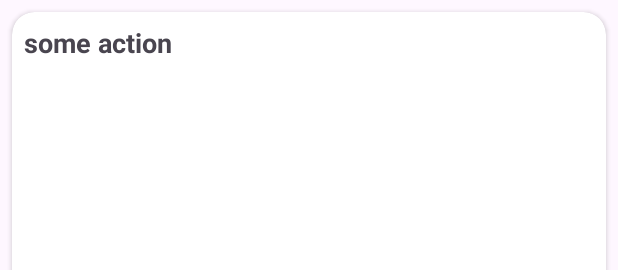
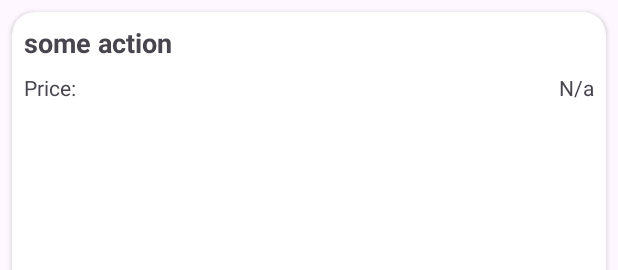
Before and after one commit to karpukhinp01/upStreamBoredApi, an Android app: the layout item.xml on its own in the app's theme, with its tools: preview values and no code run, on a phone screen of 412 x 824 dp. Shown: the top 270 px of the screen. Run offline under Robolectric (Android 15) with nearby library versions, the phone set to English and light mode, and no system bars.

Commit message:
Price Filter

```diff
--- a/app/build.gradle
+++ b/app/build.gradle
@@ -42,11 +42,14 @@ android {
 def retrofitVersion = '2.9.0'
 def roomVersion = '2.5.0'
 def lifecycle = "2.5.1"
+def preferencesVersion = '1.2.0'
 
 
 
 
 dependencies {
+
+    implementation "androidx.preference:preference-ktx:$preferencesVersion"
 
 
     // Swipe cards
--- a/app/src/main/java/com/example/upstreamboredapi/model/BoredApiService.kt
+++ b/app/src/main/java/com/example/upstreamboredapi/model/BoredApiService.kt
@@ -1,5 +1,6 @@
 package com.example.upstreamboredapi.model
 
+import android.util.Log
 import com.squareup.moshi.Moshi
 import com.squareup.moshi.kotlin.reflect.KotlinJsonAdapterFactory
 import retrofit2.Retrofit
@@ -23,4 +24,7 @@ class BoredApiService {
     suspend fun getRandomAction(): ActionActivity {
         return api.getRandomAction()
     }
+    suspend fun getFilteredAction(priceMin: String, priceMax: String): ActionActivity {
+        return api.getFilteredAction(priceMin, priceMax)
+    }
 }
--- a/app/src/main/res/layout/item.xml
+++ b/app/src/main/res/layout/item.xml
@@ -7,6 +7,10 @@
     android:layout_margin="8dp"
     xmlns:app="http://schemas.android.com/apk/res-auto">
 
+    <androidx.constraintlayout.widget.ConstraintLayout
+        android:layout_width="match_parent"
+        android:layout_height="match_parent">
+
         <TextView
             android:id="@+id/action_activity"
             android:layout_width="match_parent"
@@ -15,6 +19,26 @@
             android:text="some action"
             app:layout_constraintStart_toStartOf="parent"
             app:layout_constraintTop_toTopOf="parent"
-        android:layout_margin="8dp"/>
+            android:padding="8dp"/>
+
+        <TextView
+            android:id="@+id/price_str"
+            android:layout_width="wrap_content"
+            android:layout_height="wrap_content"
+            android:text="Price:"
+            app:layout_constraintTop_toBottomOf="@id/action_activity"
+            app:layout_constraintStart_toStartOf="parent"
+            android:paddingHorizontal="8dp"/>
+
+        <TextView
+            android:id="@+id/price"
+            android:layout_width="wrap_content"
+            android:layout_height="wrap_content"
+            app:layout_constraintEnd_toEndOf="parent"
+            android:text="N/a"
+            app:layout_constraintBottom_toBottomOf="@id/price_str"
+            android:paddingHorizontal="8dp"/>
+
+    </androidx.constraintlayout.widget.ConstraintLayout>
 
 </androidx.cardview.widget.CardView>
```
Also changed, not shown: app/src/main/java/com/example/upstreamboredapi/model/BoredApi.kt (+5 -3 lines), app/src/main/java/com/example/upstreamboredapi/util/SharedPreferencesHelper.kt (added, +43 -0 lines), app/src/main/java/com/example/upstreamboredapi/view/ArrayAdapter.kt (+6 -3 lines), app/src/main/java/com/example/upstreamboredapi/view/StartFragment.kt (+7 -2 lines), app/src/main/java/com/example/upstreamboredapi/viewmodel/DetailViewModel.kt (+11 -1 lines), app/src/main/java/com/example/upstreamboredapi/viewmodel/StartViewModel.kt (+9 -4 lines). Lines whose indentation alone changed are shown as unchanged.
